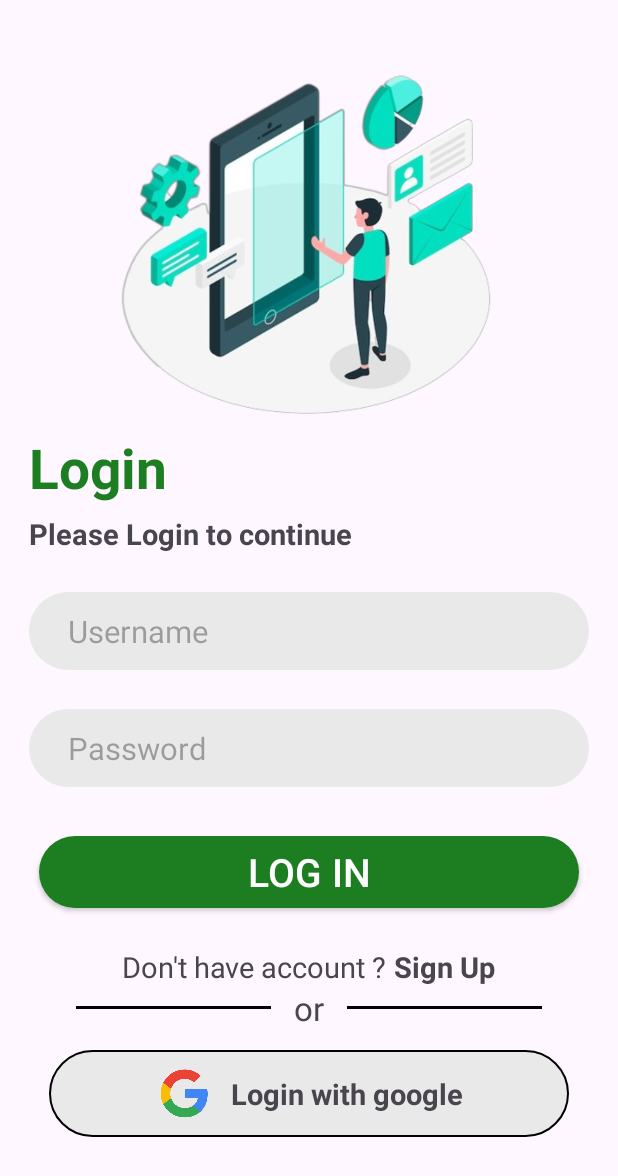
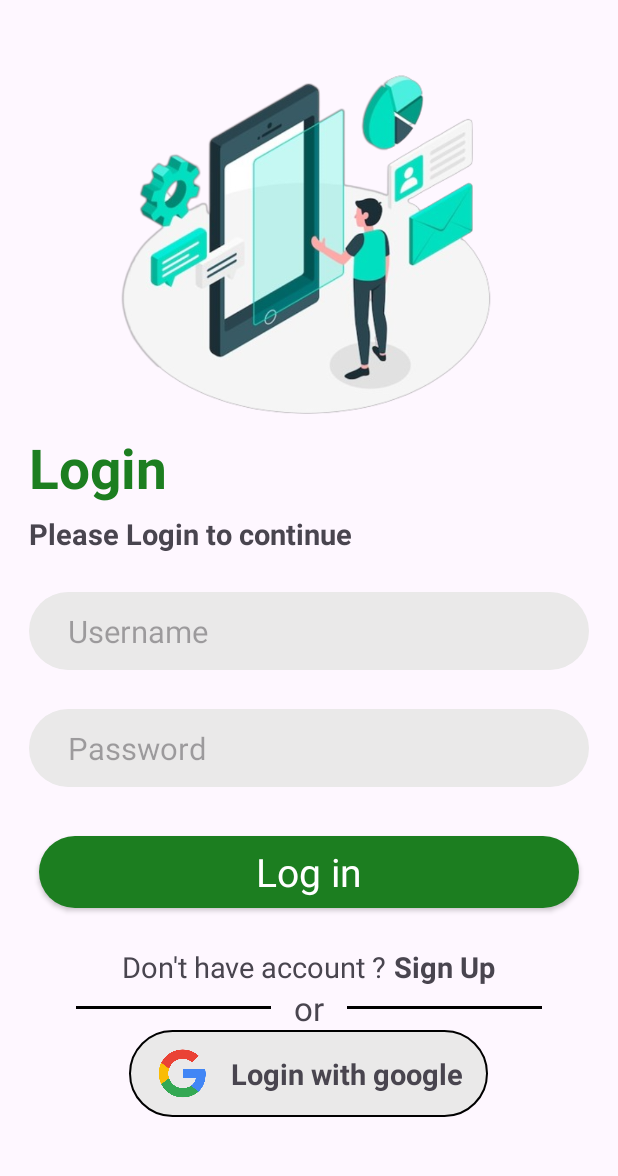
Before and after one commit to Amar0326/Java_Tutorial, an Android app: the screen it shows after launch (LoginActivity), on a phone screen of 412 x 824 dp. Shown: the top 1176 px of the screen. Run offline under Robolectric (Android 15) with nearby library versions, the light colour scheme and no system bars; our stand-ins replace Firebase (no records; nobody signed in at launch, a user with empty details on screens opened directly), sdp/ssp sizes.

Commit message:
btn style done

```diff
--- a/app/src/main/res/layout/activity_login.xml
+++ b/app/src/main/res/layout/activity_login.xml
@@ -77,16 +77,8 @@
             android:layout_width="match_parent"
             android:layout_height="wrap_content"
             android:layout_below="@+id/inputpass"
-            android:layout_centerHorizontal="true"
-            android:layout_marginStart="@dimen/_20sdp"
-            android:layout_marginTop="@dimen/_20sdp"
-            android:layout_marginEnd="@dimen/_20sdp"
-            android:layout_marginBottom="@dimen/_20sdp"
-            android:background="@drawable/rounded_corner"
-            android:paddingHorizontal="30dp"
-            android:text="Log in"
-            android:textColor="@color/white"
-            android:textSize="@dimen/_20ssp"></androidx.appcompat.widget.AppCompatButton>
+            style="@style/btn"
+            android:text="Log in"></androidx.appcompat.widget.AppCompatButton>
 
         <LinearLayout
             android:id="@+id/loginlinear"
@@ -141,16 +133,14 @@
         </LinearLayout>
 
         <LinearLayout
-            android:layout_width="match_parent"
+            android:layout_below="@+id/or"
+            android:layout_width="wrap_content"
             android:layout_height="wrap_content"
-            android:layout_below="@+id/or"
-            android:layout_centerHorizontal="true"
-            android:layout_marginHorizontal="@dimen/_25sdp"
-            android:layout_marginTop="@dimen/_10sdp"
             android:background="@drawable/rounded_google"
-            android:gravity="center"
+            android:paddingVertical="@dimen/_7sdp"
             android:paddingHorizontal="10dp"
-            android:paddingVertical="@dimen/_7sdp">
+            android:gravity="center_vertical"
+            android:layout_centerHorizontal="true">
 
             <ImageView
                 android:layout_width="@dimen/_30sdp"
@@ -161,7 +151,7 @@
             <TextView
                 android:layout_width="wrap_content"
                 android:layout_height="wrap_content"
-                android:layout_marginHorizontal="5dp"
+                android:layout_marginHorizontal="@dimen/_5sdp"
                 android:text="Login with google"
                 android:textSize="@dimen/_15ssp"
                 android:textStyle="bold"></TextView>
--- a/app/src/main/res/values/themes.xml
+++ b/app/src/main/res/values/themes.xml
@@ -3,6 +3,16 @@
     <style name="Base.Theme.JavaTutorial" parent="Theme.Material3.DayNight.NoActionBar">
         <!-- Customize your light theme here. -->
         <!-- <item name="colorPrimary">@color/my_light_primary</item> -->
+
+    </style>
+
+    <style name="btn" parent="Theme.Material3.DayNight.NoActionBar">
+        <item name="android:textColor">#ffffff</item>
+        <item name="android:textSize">@dimen/_20ssp</item>
+        <item name="android:paddingHorizontal">30dp</item>
+        <item name="android:background">@drawable/rounded_corner</item>
+        <item name="android:layout_margin">@dimen/_20sdp</item>
+        <item name="android:layout_centerHorizontal">true</item>
     </style>
 
     <style name="Theme.JavaTutorial" parent="Base.Theme.JavaTutorial" />
```
Also changed, not shown: app/src/main/res/layout/activity_signup.xml (+4 -10 lines).
